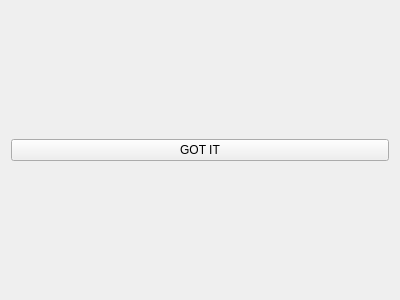
Before: the Qt Designer form funcatching/readypage.ui in rightlorg/funcatching, drawn with Qt 5.
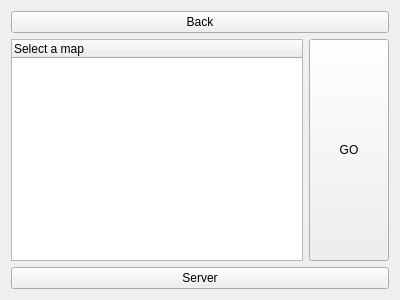
After: the same form once the commit is applied.

Diff of the .ui file:
```diff
--- a/funcatching/readypage.ui
+++ b/funcatching/readypage.ui
@@ -20,13 +20,42 @@
    <string>Form</string>
   </property>
   <layout class="QGridLayout" name="gridLayout">
-   <item row="0" column="0">
-    <widget class="QPushButton" name="pushButton">
+   <item row="0" column="0" colspan="2">
+    <widget class="QPushButton" name="back">
      <property name="text">
-      <string>GOT IT</string>
+      <string>Back</string>
      </property>
     </widget>
    </item>
+   <item row="2" column="0" colspan="2">
+    <widget class="QPushButton" name="server">
+     <property name="text">
+      <string>Server</string>
+     </property>
+    </widget>
+   </item>
+   <item row="1" column="1">
+    <widget class="QPushButton" name="go">
+     <property name="sizePolicy">
+      <sizepolicy hsizetype="Maximum" vsizetype="Expanding">
+       <horstretch>0</horstretch>
+       <verstretch>0</verstretch>
+      </sizepolicy>
+     </property>
+     <property name="text">
+      <string>GO</string>
+     </property>
+    </widget>
+   </item>
+   <item row="1" column="0">
+    <widget class="QTreeWidget" name="treeWidget">
+     <column>
+      <property name="text">
+       <string>Select a map</string>
+      </property>
+     </column>
+    </widget>
+   </item>
   </layout>
  </widget>
  <resources/>
```
